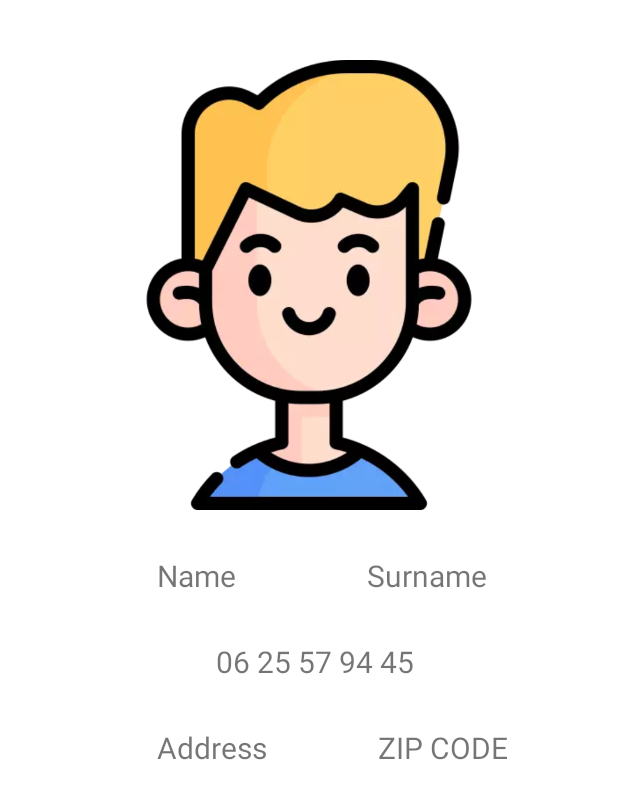
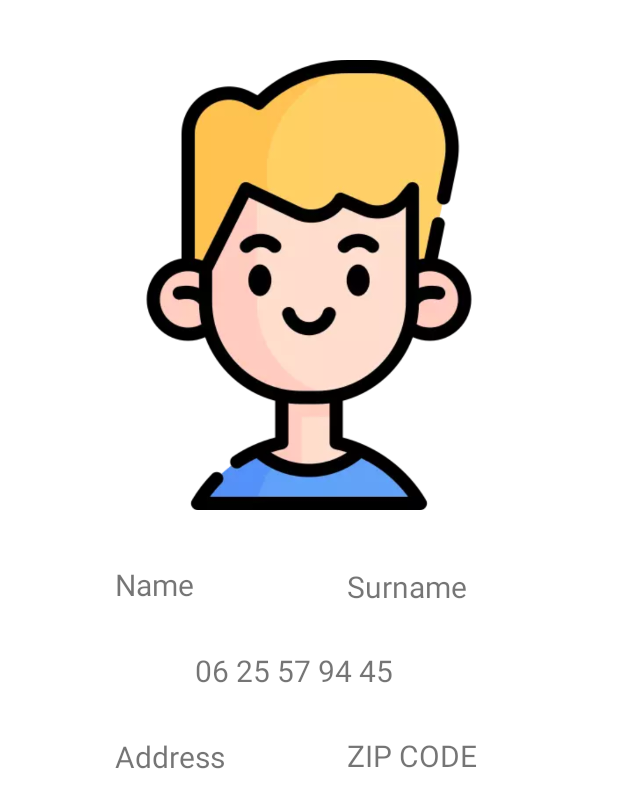
Before and after one commit to simplyyCarlos/ContactApplication, an Android app: the DetailedContactActivity screen opened directly, with no data from a screen before it, on a phone screen of 412 x 824 dp. Shown: the top 808 px of the screen. Run offline under Robolectric (Android 15) with nearby library versions, the phone set to English and light mode, and no system bars; 5 statements that could not run were skipped.

Commit message:
Ajout de l'image picker, probleme après l'ajout, il manque quelques réglages

```diff
--- a/app/build.gradle
+++ b/app/build.gradle
@@ -38,6 +38,7 @@ dependencies {
     implementation 'androidx.appcompat:appcompat:1.4.1'
     implementation 'com.google.android.material:material:1.5.0'
     implementation 'androidx.constraintlayout:constraintlayout:2.1.3'
+    implementation 'com.squareup.picasso:picasso:2.8'
     testImplementation 'junit:junit:4.13.2'
     androidTestImplementation 'androidx.test.ext:junit:1.1.3'
     androidTestImplementation 'androidx.test.espresso:espresso-core:3.4.0'
--- a/app/src/main/java/com/example/contactapplication/MainActivity.java
+++ b/app/src/main/java/com/example/contactapplication/MainActivity.java
@@ -33,7 +33,6 @@ public class MainActivity extends AppCompatActivity {
         restoreListViewInstance();
         setContentView(R.layout.activity_main);
         this.lView = findViewById(R.id.listViewContact);
-
 
 
         ExtendedFloatingActionButton fab = findViewById(R.id.extended_fab);
--- a/app/src/main/res/layout/activity_detailed_contact.xml
+++ b/app/src/main/res/layout/activity_detailed_contact.xml
@@ -18,31 +18,36 @@
         tools:layout_editor_absoluteX="150dp"
         tools:layout_editor_absoluteY="53dp"
         tools:srcCompat="@tools:sample/avatars" />
+
     <TextView
+        android:id="@+id/nameDetail"
         android:layout_width="wrap_content"
         android:layout_height="wrap_content"
+        android:layout_marginTop="36dp"
+        android:layout_marginEnd="150dp"
         android:text="@string/name_detail"
-        android:id="@+id/nameDetail"
-        android:layout_marginTop="30dp"
-        android:layout_marginEnd="150dp"
-        app:layout_constraintTop_toBottomOf="@id/imageViewDetails"
+        android:textSize="20sp"
+        app:layout_constraintEnd_toEndOf="parent"
+        app:layout_constraintHorizontal_bias="0.367"
         app:layout_constraintStart_toStartOf="parent"
-        app:layout_constraintEnd_toEndOf="parent"
-        android:textSize="20sp">
+        app:layout_constraintTop_toBottomOf="@id/imageViewDetails">
 
     </TextView>
+
     <TextView
+        android:id="@+id/surname_detail"
         android:layout_width="wrap_content"
         android:layout_height="wrap_content"
+        android:layout_marginTop="37dp"
         android:text="@string/surname_detail"
-        android:layout_marginTop="30dp"
-        android:id="@+id/surname_detail"
-        app:layout_constraintTop_toBottomOf="@id/imageViewDetails"
+        android:textSize="20sp"
+        app:layout_constraintEnd_toEndOf="parent"
+        app:layout_constraintHorizontal_bias="0.502"
         app:layout_constraintStart_toEndOf="@id/nameDetail"
-        app:layout_constraintEnd_toEndOf="parent"
-        android:textSize="20sp">
+        app:layout_constraintTop_toBottomOf="@id/imageViewDetails">
 
     </TextView>
+
     <TextView
         android:layout_width="wrap_content"
         android:layout_height="wrap_content"
@@ -74,10 +79,11 @@
         android:id="@+id/zip_code"
         android:layout_width="wrap_content"
         android:layout_height="wrap_content"
-        android:layout_marginTop="30dp"
+        android:layout_marginTop="29dp"
         android:text="@string/zip_code"
         android:textSize="20sp"
         app:layout_constraintEnd_toEndOf="parent"
+        app:layout_constraintHorizontal_bias="0.465"
         app:layout_constraintStart_toEndOf="@id/adress_detail"
         app:layout_constraintTop_toBottomOf="@id/detail_phone">
 
--- a/app/src/main/res/layout/add_contact_activity.xml
+++ b/app/src/main/res/layout/add_contact_activity.xml
@@ -11,8 +11,8 @@
 
     <ImageView
         android:id="@+id/addImageView"
-        android:layout_width="wrap_content"
-        android:layout_height="wrap_content"
+        android:layout_width="120dp"
+        android:layout_height="120dp"
         tools:layout_editor_absoluteY="218dp"
         tools:srcCompat="@tools:sample/avatars"
         app:layout_constraintTop_toTopOf="parent"
```
Also changed, not shown: app/src/main/java/com/example/contactapplication/AddContactActivity.java (+67 -8 lines), app/src/main/java/com/example/contactapplication/Contact.java (+12 -24 lines), app/src/main/java/com/example/contactapplication/ContactAdapter.java (+16 -1 lines).
